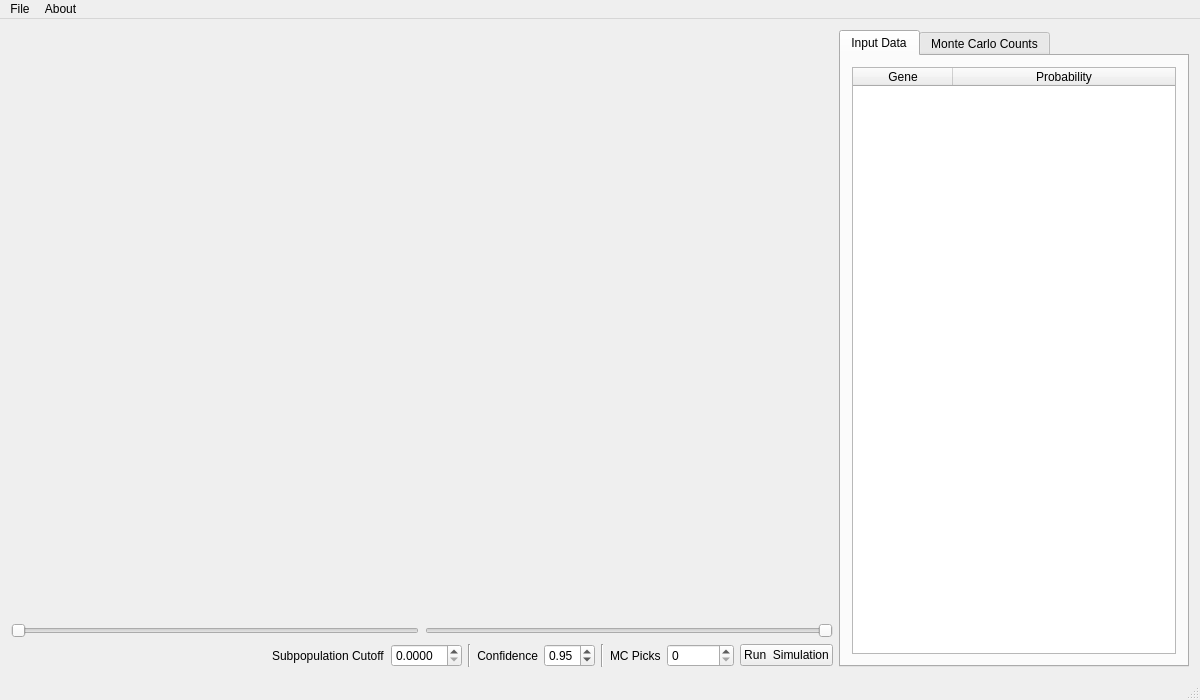
Before: the Qt Designer form mainwindow.ui in emptyewer/MALTA, drawn with Qt 5.
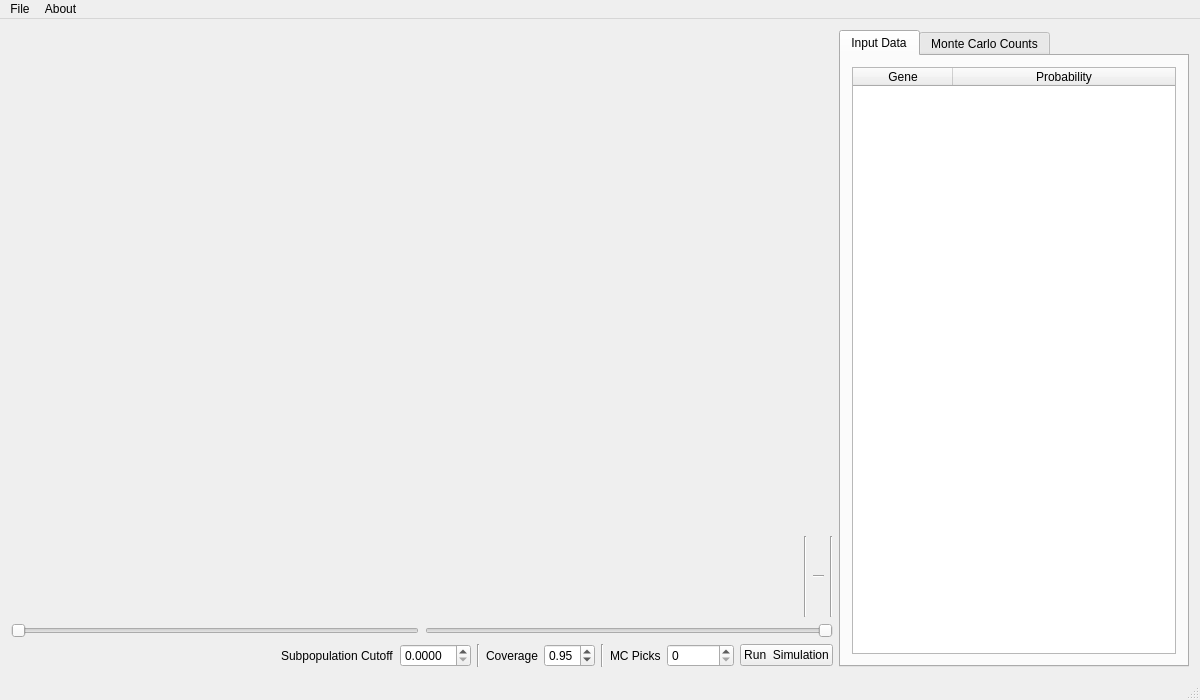
After: the same form once the commit is applied. Custom widgets are drawn as their Qt base class.

Patch:
```diff
--- a/mainwindow.ui
+++ b/mainwindow.ui
@@ -20,9 +20,9 @@
    <string>MALTA</string>
   </property>
   <widget class="QWidget" name="centralWidget">
-   <layout class="QHBoxLayout" name="horizontalLayout_3">
+   <layout class="QHBoxLayout" name="horizontalLayout_4">
     <item>
-     <layout class="QVBoxLayout" name="verticalLayout_3">
+     <layout class="QVBoxLayout" name="verticalLayout_4">
       <item>
        <widget class="QCustomPlot" name="customPlot" native="true">
         <property name="minimumSize">
@@ -34,6 +34,21 @@
        </widget>
       </item>
       <item>
+       <layout class="QHBoxLayout" name="horizontalLayout_3">
+        <item>
+         <spacer name="horizontalSpacer_3">
+          <property name="orientation">
+           <enum>Qt::Horizontal</enum>
+          </property>
+          <property name="sizeHint" stdset="0">
+           <size>
+            <width>40</width>
+            <height>20</height>
+           </size>
+          </property>
+         </spacer>
+        </item>
+        <item>
        <widget class="QLabel" name="reads_label">
         <property name="maximumSize">
          <size>
@@ -43,7 +58,7 @@
         </property>
         <property name="font">
          <font>
-          <pointsize>50</pointsize>
+            <pointsize>30</pointsize>
          </font>
         </property>
         <property name="text">
@@ -55,6 +70,94 @@
        </widget>
       </item>
       <item>
+         <spacer name="horizontalSpacer_2">
+          <property name="orientation">
+           <enum>Qt::Horizontal</enum>
+          </property>
+          <property name="sizeHint" stdset="0">
+           <size>
+            <width>40</width>
+            <height>20</height>
+           </size>
+          </property>
+         </spacer>
+        </item>
+        <item>
+         <widget class="Line" name="line_3">
+          <property name="orientation">
+           <enum>Qt::Vertical</enum>
+          </property>
+         </widget>
+        </item>
+        <item>
+         <layout class="QVBoxLayout" name="verticalLayout_3">
+          <item>
+           <widget class="QLabel" name="set_label">
+            <property name="maximumSize">
+             <size>
+              <width>16777215</width>
+              <height>60</height>
+             </size>
+            </property>
+            <property name="font">
+             <font>
+              <family>Monaco</family>
+              <pointsize>14</pointsize>
+              <weight>50</weight>
+              <bold>false</bold>
+             </font>
+            </property>
+            <property name="text">
+             <string/>
+            </property>
+            <property name="alignment">
+             <set>Qt::AlignLeading|Qt::AlignLeft|Qt::AlignVCenter</set>
+            </property>
+           </widget>
+          </item>
+          <item>
+           <widget class="Line" name="line_4">
+            <property name="orientation">
+             <enum>Qt::Horizontal</enum>
+            </property>
+           </widget>
+          </item>
+          <item>
+           <widget class="QLabel" name="element_label">
+            <property name="maximumSize">
+             <size>
+              <width>16777215</width>
+              <height>60</height>
+             </size>
+            </property>
+            <property name="font">
+             <font>
+              <family>Monaco</family>
+              <pointsize>14</pointsize>
+              <weight>50</weight>
+              <bold>false</bold>
+             </font>
+            </property>
+            <property name="text">
+             <string/>
+            </property>
+            <property name="alignment">
+             <set>Qt::AlignLeading|Qt::AlignLeft|Qt::AlignVCenter</set>
+            </property>
+           </widget>
+          </item>
+         </layout>
+        </item>
+        <item>
+         <widget class="Line" name="line_5">
+          <property name="orientation">
+           <enum>Qt::Vertical</enum>
+          </property>
+         </widget>
+        </item>
+       </layout>
+      </item>
+      <item>
        <layout class="QHBoxLayout" name="horizontalLayout_2">
         <item>
          <widget class="QSlider" name="lower_slider">
@@ -138,7 +241,7 @@
            </size>
           </property>
           <property name="text">
-           <string>Confidence</string>
+           <string>Coverage</string>
           </property>
           <property name="alignment">
            <set>Qt::AlignRight|Qt::AlignTrailing|Qt::AlignVCenter</set>
```
Lines whose indentation alone changed are shown as unchanged.
